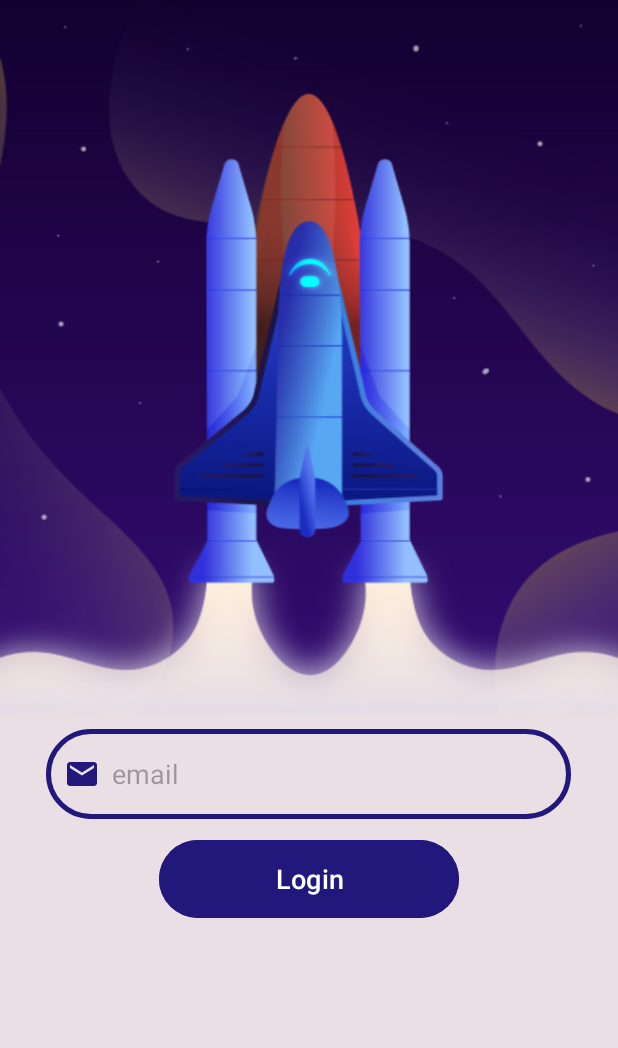
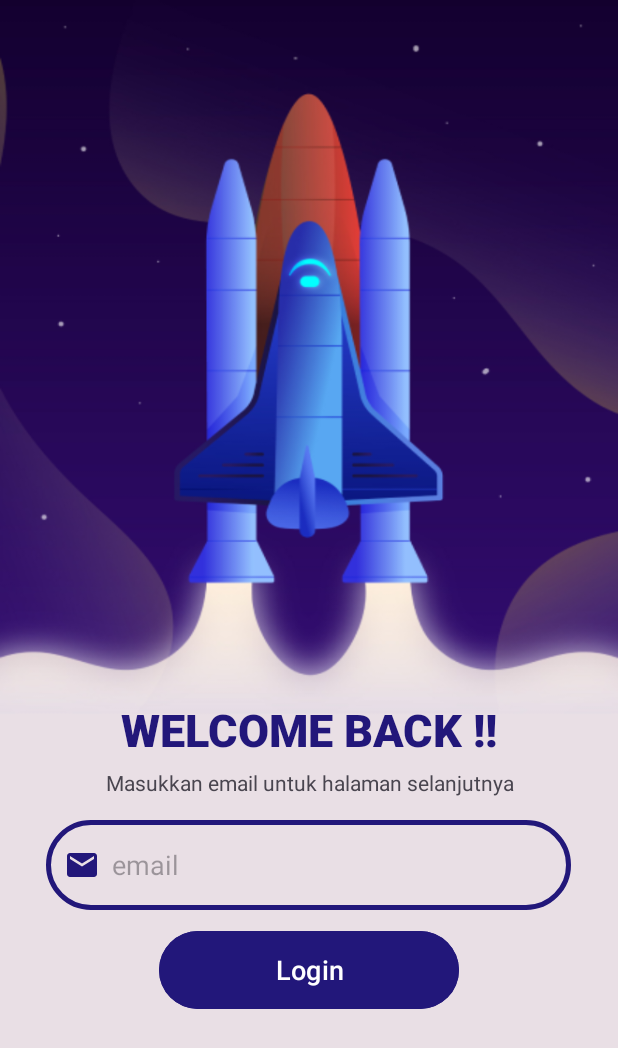
Before and after one commit to cantikkamay/LoginPage, an Android app: the screen it shows after launch (MainActivity), on a phone screen of 412 x 824 dp. Shown: the top 1048 px of the screen. Run offline under Robolectric (Android 15) with nearby library versions, the phone set to English and light mode, and no system bars.

Commit message:
penambahan file

```diff
--- a/app/src/main/java/com/cantikka/loginpage/LoginActivity.kt
+++ b/app/src/main/java/com/cantikka/loginpage/LoginActivity.kt
@@ -20,7 +20,7 @@ class LoginActivity : AppCompatActivity() {
 
         if (email.isNotEmpty()) {
             val username = email.substringBefore("@gmail.com")
-            textView.text = "Halo $username"
+            textView.text = "Halo ! Selamat Datang $username"
             Log.d("Activity", "User berhasil masuk dengan email: $email")
         } else {
             textView.text = "Halo Pengguna"
--- a/app/src/main/res/layout/activity_login.xml
+++ b/app/src/main/res/layout/activity_login.xml
@@ -15,7 +15,7 @@
         android:id="@+id/textView"
         android:layout_width="match_parent"
         android:layout_height="wrap_content"
-        android:layout_marginTop="450dp"
+        android:layout_marginTop="470dp"
         android:text=""
         android:textColor="#22177A"
         android:textSize="20dp"
@@ -28,7 +28,7 @@
         android:layout_marginTop="15dp"
         android:text="Hello World !!"
         android:textColor="#22177A"
-        android:textSize="28dp"
+        android:textSize="30dp"
         android:textStyle="bold"
         android:gravity="center"/>
 
--- a/app/src/main/res/layout/activity_main.xml
+++ b/app/src/main/res/layout/activity_main.xml
@@ -11,12 +11,32 @@
     tools:context=".MainActivity"
     android:padding="16dp">
 
+    <TextView
+        android:id="@+id/textView3"
+        android:layout_width="match_parent"
+        android:layout_height="wrap_content"
+        android:layout_marginTop="450dp"
+        android:text="WELCOME BACK !!"
+        android:textSize="30sp"
+        android:textStyle="bold"
+        android:textColor="#22177A"
+        android:fontFamily="sans-serif-black"
+        android:gravity="center"/>
+
+    <TextView
+        android:id="@+id/textView4"
+        android:layout_width="match_parent"
+        android:layout_height="wrap_content"
+        android:gravity="center"
+        android:layout_marginTop="5dp"
+        android:text="Masukkan email untuk halaman selanjutnya" />
+
     <EditText
         android:id="@+id/username"
         android:layout_width="350dp"
         android:layout_height="60dp"
         android:background="@drawable/custom_edittext"
-        android:layout_marginTop="470dp"
+        android:layout_marginTop="15dp"
         android:padding="12dp"
         android:hint="email"
         android:drawableLeft="@drawable/baseline_email_24"
```
